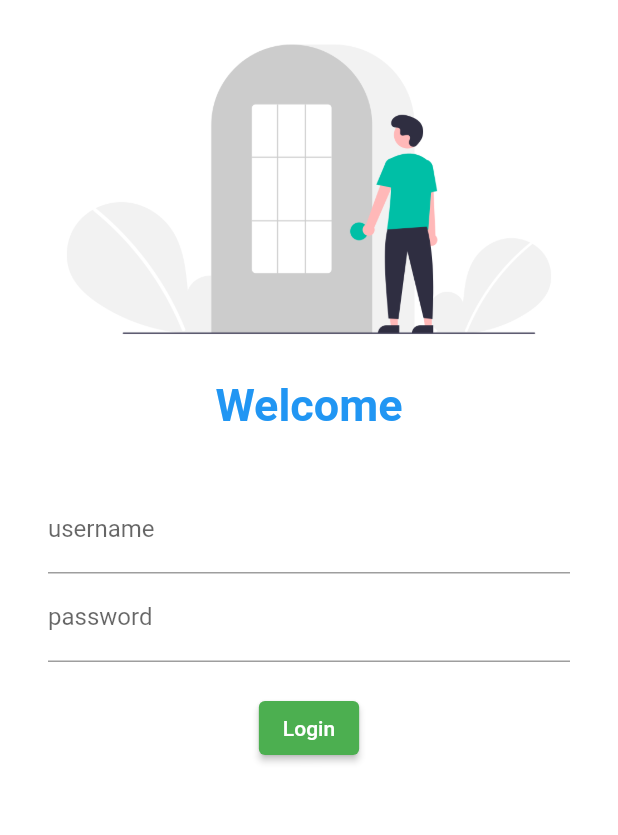
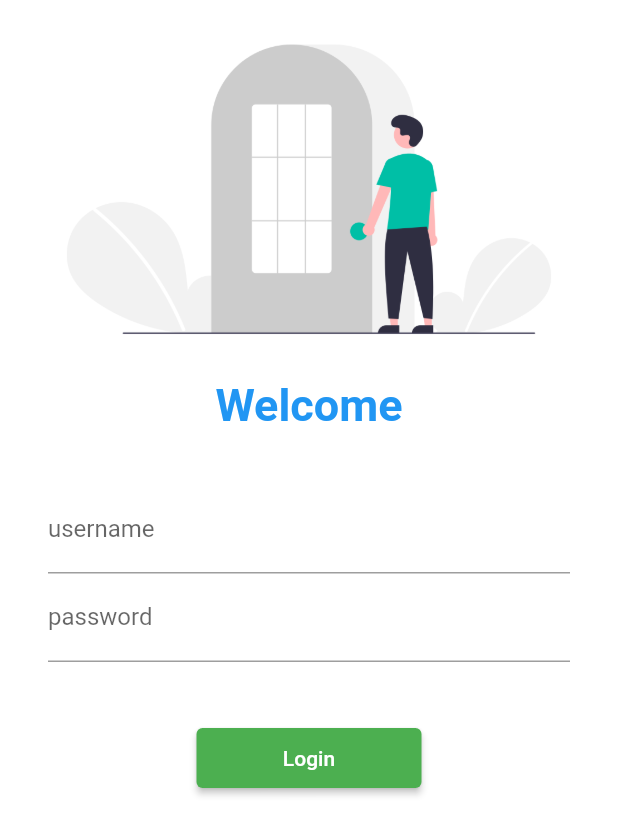
Before and after one commit to Shivam648/Flutter_Catalogue, a Flutter app: the screen it shows after launch, on a phone screen of 412 x 824 dp. Shown: the top 835 px of the screen. Run offline on Flutter 3.47's test engine with Material 2 defaults, Android fonts, the phone set to English and light mode, and no system bars; missing offline and left inert: dart:ffi.

Commit message:
How to connect login to navigator for navigating from one page to another page, and used singchild scroll view so that we resolve the bottom overflow issues

```diff
--- a/lib/main.dart
+++ b/lib/main.dart
@@ -1,6 +1,7 @@
 import 'package:flutter/material.dart';
 import 'package:flutter_catalog/pages/home_page.dart';
 import 'package:flutter_catalog/pages/login_page.dart';
+import 'package:flutter_catalog/pages/util/routes.dart';
 
 void main() {
   runApp(MyApp());
@@ -21,7 +22,8 @@ class MyApp extends StatelessWidget {
       ),
       routes: {
         "/": (context) => login_page(),
-        "/home": (context) => home_page()
+        MyRoutes.hopmeRoute: (context) => home_page(),
+        MyRoutes.loginRoute: (context) => login_page()
       },
     );
   }
--- a/lib/pages/login_page.dart
+++ b/lib/pages/login_page.dart
@@ -1,13 +1,17 @@
 //import 'dart:html';
+
+import 'dart:ffi';
 
 import 'package:flutter/material.dart';
 import 'package:flutter/rendering.dart';
+import 'package:flutter_catalog/pages/util/routes.dart';
 
 class login_page extends StatelessWidget {
   @override
   Widget build(BuildContext context) {
     return Material(
         color: Colors.white,
+        child: SingleChildScrollView(
           child: Column(
             children: [
               Image.asset(
@@ -25,8 +29,8 @@ class login_page extends StatelessWidget {
                 height: 20,
               ),
               Padding(
-              padding:
-                  const EdgeInsets.symmetric(vertical: 16.0, horizontal: 32.0),
+                padding: const EdgeInsets.symmetric(
+                    vertical: 16.0, horizontal: 32.0),
                 child: Column(
                   children: [
                     TextFormField(
@@ -43,19 +47,20 @@ class login_page extends StatelessWidget {
                       ),
                     ),
                     SizedBox(
-                    height: 20,
+                      height: 40,
                     ),
                     ElevatedButton(
                       child: Text("Login"),
-                    style: TextButton.styleFrom(),
+                      style: TextButton.styleFrom(minimumSize: Size(150, 40)),
                       onPressed: () {
-                      print("Namastay");
+                        Navigator.pushNamed(context, MyRoutes.hopmeRoute);
                       },
                     )
                   ],
                 ),
               ),
             ],
+          ),
         ));
     /*Center(
         child: Text("login Page",
--- /dev/null
+++ b/lib/pages/util/routes.dart
@@ -0,0 +1,4 @@
+class MyRoutes {
+  static String loginRoute = "/login";
+  static String hopmeRoute = "/home";
+}
```
Lines whose indentation alone changed are shown as unchanged.
